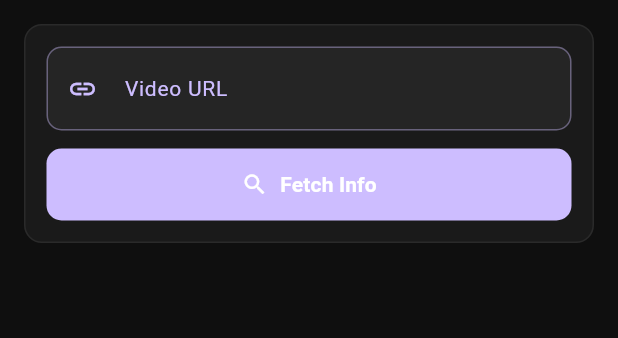
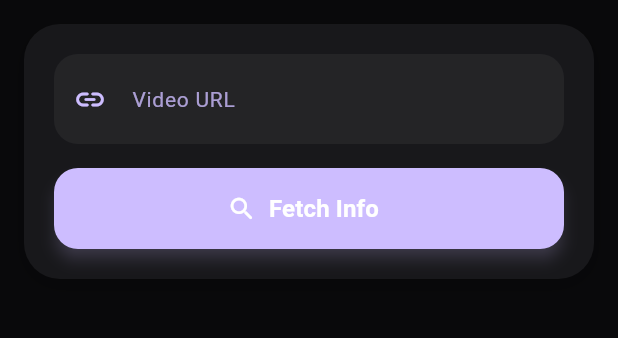
Before and after one commit to anoymdev/com.omni.downloader, a Flutter app: the screen it shows after launch, after a tap on "I Understand & Agree", on a phone screen of 412 x 824 dp, the part 165-503 px from its top. Run offline on Flutter 3.47's test engine with Material 3 defaults, Android fonts, the light colour scheme and no system bars; our stand-ins replace file_picker, firebase_analytics, firebase_core, firebase_crashlytics, firebase_remote_config, package_info_plus and 2 more; missing offline and left inert: ffmpeg_kit_flutter_new, flutter_foreground_task; accounts and stored records are empty; generated files the repository leaves out were written again.

Commit message:
feat: Enhance UI components with animations and improved styling

```diff
--- a/lib/app.dart
+++ b/lib/app.dart
@@ -54,7 +54,7 @@ class _MyAppState extends State<MyApp> {
           brightness: Brightness.dark,
         ),
         useMaterial3: true,
-        scaffoldBackgroundColor: const Color(0xFF0F0F0F),
+        scaffoldBackgroundColor: const Color(0xFF09090B),
       ),
       home: const DownloaderScreen(),
     );
--- a/lib/screens/downloader_screen.dart
+++ b/lib/screens/downloader_screen.dart
@@ -1157,20 +1157,28 @@ class _DownloaderScreenState extends State<DownloaderScreen> {
 
                 // Video info.
                 if (_videoInfo != null) ...[
-                  const SizedBox(height: 12),
-                  VideoInfoCard(video: _videoInfo!),
+                  const SizedBox(height: 20),
+                  AnimatedSize(
+                    duration: const Duration(milliseconds: 300),
+                    child: VideoInfoCard(video: _videoInfo!),
+                  ),
                 ],
 
                 // Stream selection + download button.
                 if (_streamOptions.isNotEmpty) ...[
-                  const SizedBox(height: 16),
-                  SaveLocationCard(
+                  const SizedBox(height: 24),
+                  AnimatedSize(
+                    duration: const Duration(milliseconds: 300),
+                    child: SaveLocationCard(
                       directoryPath: _saveDirectory,
                       enabled: !_isDownloading,
                       onPickDirectory: _pickSaveDirectory,
                     ),
-                  const SizedBox(height: 12),
-                  StreamList(
+                  ),
+                  const SizedBox(height: 20),
+                  AnimatedSize(
+                    duration: const Duration(milliseconds: 300),
+                    child: StreamList(
                       options: _streamOptions,
                       selected: _selectedStream,
                       isDownloading: _isDownloading,
@@ -1181,18 +1189,22 @@ class _DownloaderScreenState extends State<DownloaderScreen> {
                               : _startDownload,
                       onCancel: _cancelDownload,
                     ),
+                  ),
                 ],
 
                 // Download progress.
                 if (_isDownloading) ...[
-                  const SizedBox(height: 16),
-                  DownloadProgressCard(
+                  const SizedBox(height: 24),
+                  AnimatedSize(
+                    duration: const Duration(milliseconds: 300),
+                    child: DownloadProgressCard(
                       phase: _currentPhase,
                       progress: _progress,
                       downloadedBytes: _downloadedBytes,
                       totalBytes: _totalBytes,
                       speed: _downloadSpeed,
                       isStalled: _isStalled,
+                    ),
                   ),
                 ],
 
--- a/lib/screens/widgets/url_input_card.dart
+++ b/lib/screens/widgets/url_input_card.dart
@@ -1,8 +1,7 @@
 import 'package:flutter/material.dart';
 import 'package:omni_downloader/l10n/app_localizations.dart';
 
-/// URL input field and search button card.
-class UrlInputCard extends StatelessWidget {
+class UrlInputCard extends StatefulWidget {
   final TextEditingController controller;
   final bool enabled;
   final bool isLoading;
@@ -17,69 +16,103 @@ class UrlInputCard extends StatelessWidget {
   });
 
   @override
+  State<UrlInputCard> createState() => _UrlInputCardState();
+}
+
+class _UrlInputCardState extends State<UrlInputCard> {
+  final FocusNode _focusNode = FocusNode();
+
+  @override
+  void dispose() {
+    _focusNode.dispose();
+    super.dispose();
+  }
+
+  @override
   Widget build(BuildContext context) {
     final colors = Theme.of(context).colorScheme;
-    return Container(
-      padding: const EdgeInsets.all(14),
+
+    return AnimatedContainer(
+      duration: const Duration(milliseconds: 300),
+      padding: const EdgeInsets.all(20),
       decoration: BoxDecoration(
-        color: const Color(0xFF1A1A1A),
-        borderRadius: BorderRadius.circular(12),
-        border: Border.all(color: Colors.white.withValues(alpha: 0.07)),
+        color: const Color(0xFF18181B),
+        borderRadius: BorderRadius.circular(24),
+        boxShadow: [
+          BoxShadow(
+            color: Colors.black.withValues(alpha: 0.2),
+            blurRadius: 10,
+            offset: const Offset(0, 4),
+          )
+        ],
       ),
       child: Column(
         crossAxisAlignment: CrossAxisAlignment.stretch,
         children: [
           TextField(
-            controller: controller,
-            enabled: enabled,
-            style: const TextStyle(color: Colors.white),
+            controller: widget.controller,
+            enabled: widget.enabled,
+            focusNode: _focusNode,
+            style: const TextStyle(color: Colors.white, fontSize: 16),
             decoration: InputDecoration(
               labelText: AppLocalizations.of(context)!.videoUrlLabel,
-              labelStyle: TextStyle(color: colors.primary, fontSize: 14),
+              labelStyle: TextStyle(color: colors.primary.withValues(alpha: 0.8), fontSize: 14),
               hintText: AppLocalizations.of(context)!.videoUrlHint,
-              hintStyle: const TextStyle(color: Colors.grey, fontSize: 13),
-              prefixIcon: Icon(Icons.link, color: colors.primary, size: 20),
-              enabledBorder: OutlineInputBorder(
-                borderSide:
-                    BorderSide(color: colors.primary.withValues(alpha: 0.4)),
-                borderRadius: BorderRadius.circular(10),
+              hintStyle: const TextStyle(color: Colors.grey, fontSize: 14),
+              prefixIcon: Icon(Icons.link_rounded, color: colors.primary, size: 22),
+              suffixIcon: widget.controller.text.isNotEmpty && widget.enabled ? IconButton(
+                icon: const Icon(Icons.clear_rounded, size: 20, color: Colors.grey),
+                onPressed: () {
+                  widget.controller.clear();
+                  setState(() {});
+                },
+              ) : null,
+              border: OutlineInputBorder(
+                borderSide: BorderSide.none,
+                borderRadius: BorderRadius.circular(16),
               ),
               focusedBorder: OutlineInputBorder(
-                borderSide: BorderSide(color: colors.primary, width: 1.5),
-                borderRadius: BorderRadius.circular(10),
-              ),
-              disabledBorder: OutlineInputBorder(
-                borderSide: const BorderSide(color: Colors.white10),
-                borderRadius: BorderRadius.circular(10),
+                borderSide: BorderSide(color: colors.primary.withValues(alpha: 0.5), width: 1.5),
+                borderRadius: BorderRadius.circular(16),
               ),
               filled: true,
               fillColor: Colors.white.withValues(alpha: 0.05),
+              contentPadding: const EdgeInsets.symmetric(horizontal: 20, vertical: 18),
             ),
+            onChanged: (_) => setState(() {}),
+            onSubmitted: (_) => widget.onSearch?.call(),
           ),
-          const SizedBox(height: 12),
-          ElevatedButton.icon(
-            onPressed: onSearch,
-            icon: isLoading
+          const SizedBox(height: 16),
+          AnimatedSwitcher(
+            duration: const Duration(milliseconds: 200),
+            child: SizedBox(
+              width: double.infinity,
+              height: 54,
+              child: ElevatedButton.icon(
+                onPressed: widget.onSearch,
+                icon: widget.isLoading
                     ? const SizedBox(
-                    width: 16,
-                    height: 16,
+                        width: 20,
+                        height: 20,
                         child: CircularProgressIndicator(
-                        strokeWidth: 2, color: Colors.white),
+                            strokeWidth: 2.5, color: Colors.white),
                       )
-                : const Icon(Icons.search, size: 18),
+                    : const Icon(Icons.search_rounded, size: 20),
                 label: Text(
-              isLoading ? AppLocalizations.of(context)!.fetchingData : AppLocalizations.of(context)!.fetchInfo,
-              style: const TextStyle(fontWeight: FontWeight.w600),
+                  widget.isLoading ? AppLocalizations.of(context)!.fetchingData : AppLocalizations.of(context)!.fetchInfo,
+                  style: const TextStyle(fontWeight: FontWeight.bold, fontSize: 16),
                 ),
                 style: ElevatedButton.styleFrom(
                   backgroundColor: colors.primary,
                   foregroundColor: Colors.white,
-              disabledBackgroundColor: Colors.white10,
-              disabledForegroundColor: Colors.white30,
-              padding: const EdgeInsets.symmetric(vertical: 14),
+                  disabledBackgroundColor: Colors.white.withValues(alpha: 0.1),
+                  disabledForegroundColor: Colors.white.withValues(alpha: 0.3),
                   shape: RoundedRectangleBorder(
-                  borderRadius: BorderRadius.circular(10)),
-              elevation: 0,
+                      borderRadius: BorderRadius.circular(16)),
+                  elevation: widget.isLoading ? 0 : 4,
+                  shadowColor: colors.primary.withValues(alpha: 0.4),
+                ),
+              ),
             ),
           ),
         ],
```
Also changed, not shown: lib/screens/widgets/download_progress_card.dart (+59 -51 lines), lib/screens/widgets/save_location_card.dart (+23 -54 lines), lib/screens/widgets/stream_list.dart (+50 -43 lines), lib/screens/widgets/video_info_card.dart (+52 -25 lines). Lines whose indentation alone changed are shown as unchanged.
